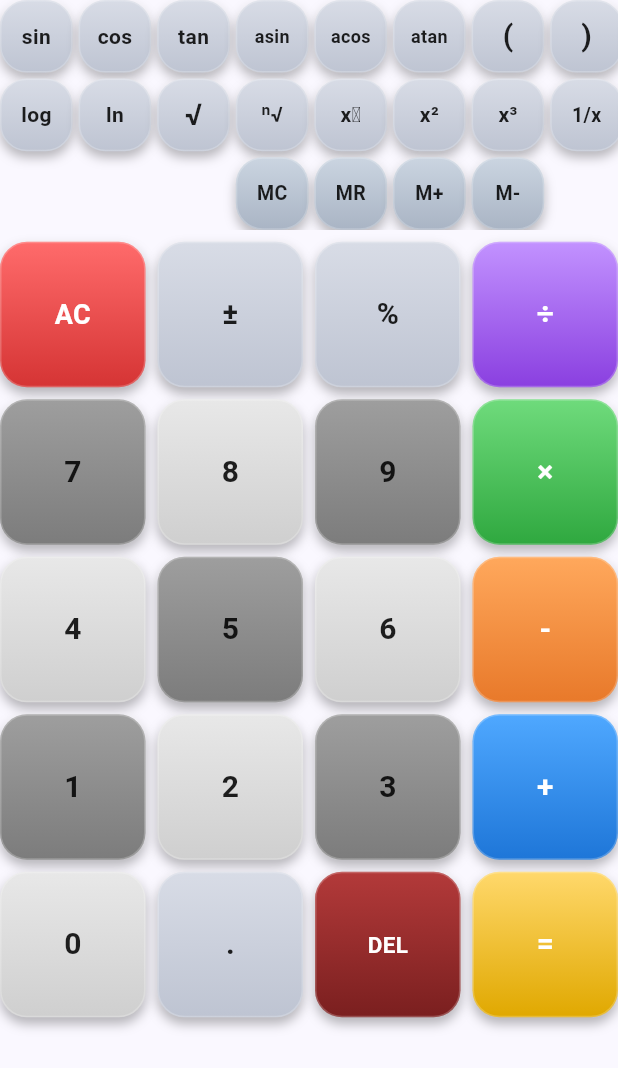
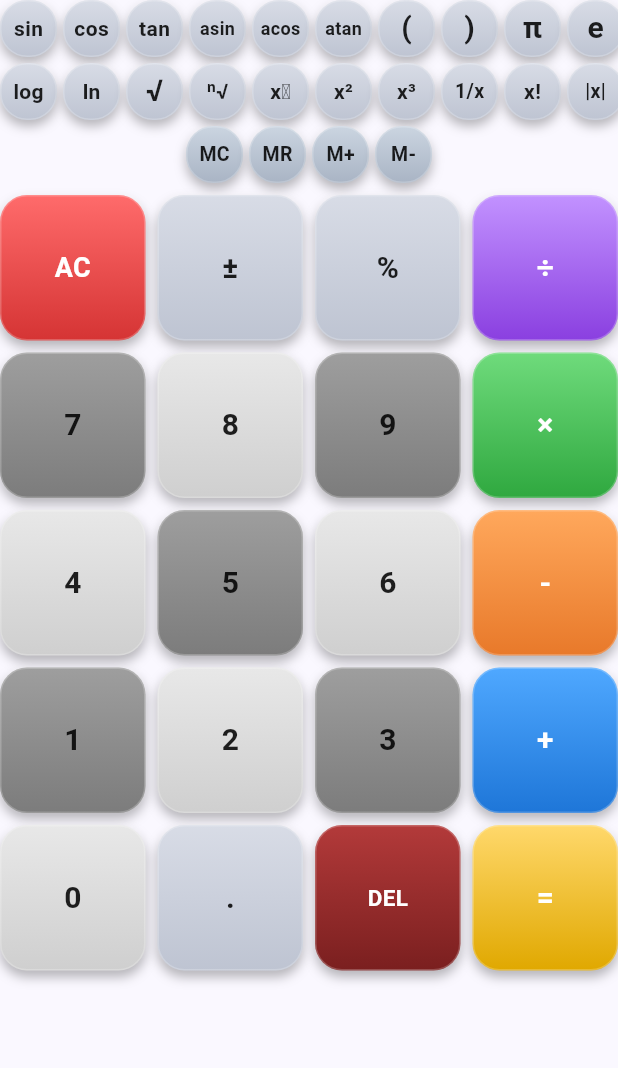
Before and after one commit to Appdeveloper365/OmniToolkit-app, a Flutter app: the ScientificKeypad widget shown alone on an empty page, opened directly, on a phone screen of 412 x 824 dp. Shown: the top 1068 px of the screen. Run offline on Flutter 3.47's test engine with Material 3 defaults, Android fonts, the phone set to English and light mode, and no system bars; our stand-ins replace cloud_functions, firebase_auth, firebase_core, flutter_riverpod, just_audio, math_expressions and 6 more; accounts and stored records are empty; network calls fail.

Commit message:
Resolve merge conflict in scientific keypad
Co-authored-by: Appdeveloper365 <321729441+Appdeveloper365@users.noreply.github.com>

```diff
--- a/lib/modules/calculator/widgets/scientific_keypad.dart
+++ b/lib/modules/calculator/widgets/scientific_keypad.dart
@@ -52,14 +52,11 @@ class ScientificKeypad extends ConsumerWidget {
 
     return Column(
       children: [
-        SingleChildScrollView(
-          scrollDirection: Axis.horizontal,
-          child: CalculatorKeypadGrid(
-            rows: functionRows,
-            maxWidth: 520,
-            minCellSize: 48,
-            spacing: 4,
-          ),
+        CalculatorKeypadGrid(
+          rows: functionRows,
+          maxWidth: 520,
+          minCellSize: 38,
+          spacing: 4,
         ),
         const SizedBox(height: 8),
         const CalculatorKeypad(),
```
